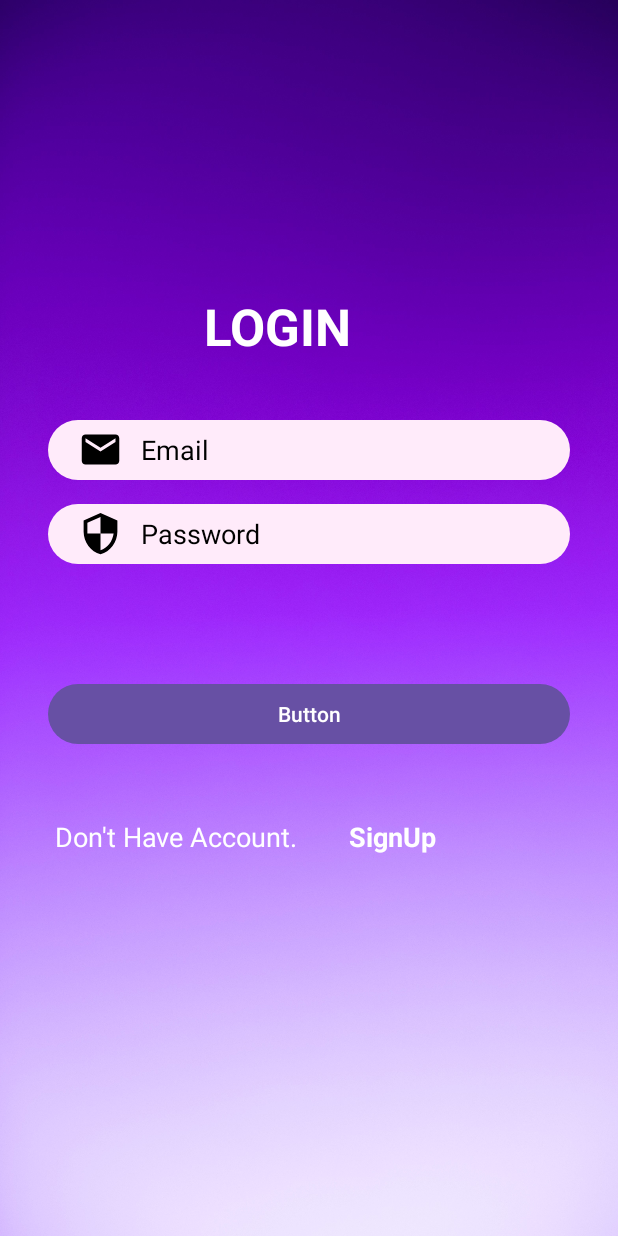
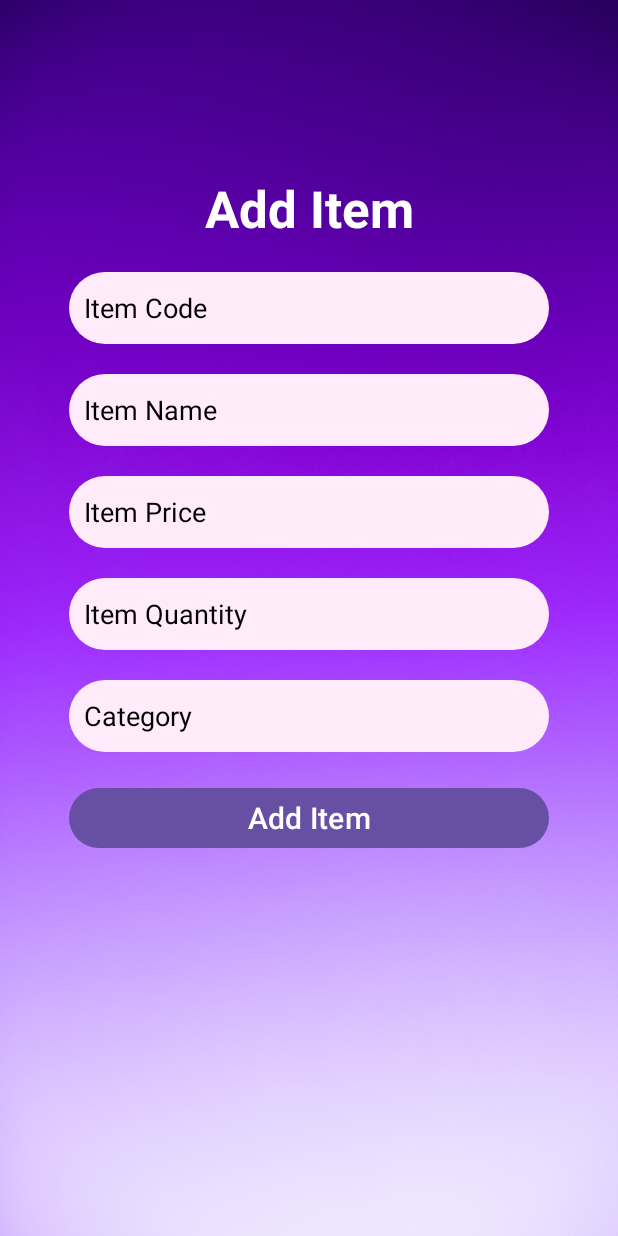
Before and after one commit to druman12/BusinessBuddy, an Android app: the screen it shows after launch (LogIn before the commit, AddItem after it), on a phone screen of 412 x 824 dp. Run offline under Robolectric (Android 15) with nearby library versions, the phone set to English and light mode, and no system bars.

Commit message:
add item design and java file done

```diff
--- a/app/src/main/AndroidManifest.xml
+++ b/app/src/main/AndroidManifest.xml
@@ -13,19 +13,25 @@
         android:theme="@style/Theme.BusinessBuddy"
         tools:targetApi="31">
         <activity
+            android:name=".AddItem"
+            android:exported="true" >
+            <intent-filter>
+                <action android:name="android.intent.action.MAIN" />
+
+                <category android:name="android.intent.category.LAUNCHER" />
+            </intent-filter>
+        </activity>
+        <activity
             android:name=".LogIn"
-            android:exported="true" >
-        <intent-filter>
-            <action android:name="android.intent.action.MAIN" />
-            <category android:name="android.intent.category.LAUNCHER" />
-        </intent-filter>
+            android:exported="true">
+
         </activity>
         <activity
             android:name=".SignUp"
             android:exported="true" />
         <activity
             android:name=".MainActivity"
-            android:exported="true"></activity>
+            android:exported="true" />
     </application>
 
 </manifest>
--- /dev/null
+++ b/app/src/main/java/com/example/businessbuddy/AddItem.java
@@ -0,0 +1,79 @@
+package com.example.businessbuddy;
+
+
+import android.os.Bundle;
+import android.view.View;
+import android.widget.Button;
+import android.widget.EditText;
+import android.widget.Toast;
+
+import androidx.appcompat.app.AppCompatActivity;
+
+public class AddItem extends AppCompatActivity {
+
+    private EditText editTextItemCode;
+    private EditText editTextItemName;
+    private EditText editTextItemPrice;
+    private EditText editTextCategory;
+    private Button buttonAddItem;
+    private EditText editTextItemQuantity;
+
+    private ItemDAO itemDAO;
+
+    @Override
+    protected void onCreate(Bundle savedInstanceState) {
+        super.onCreate(savedInstanceState);
+        setContentView(R.layout.activity_add_item);
+
+        itemDAO = new ItemDAO(this);
+
+        editTextItemCode = findViewById(R.id.editTextItemCode);
+        editTextItemName = findViewById(R.id.editTextItemName);
+        editTextItemPrice = findViewById(R.id.editTextItemPrice);
+        editTextCategory = findViewById(R.id.editTextCategory);
+        buttonAddItem = findViewById(R.id.buttonAddItem);
+        editTextItemQuantity=findViewById(R.id.editTextItemQuantity);
+
+        buttonAddItem.setOnClickListener(new View.OnClickListener() {
+            @Override
+            public void onClick(View v) {
+                addItem();
+            }
+        });
+    }
+
+    private void addItem() {
+        String itemCode = editTextItemCode.getText().toString().trim();
+        String itemName = editTextItemName.getText().toString().trim();
+        String itemPrice = editTextItemPrice.getText().toString().trim();
+        String category = editTextCategory.getText().toString().trim();
+        String itemquantity=editTextItemQuantity.getText().toString().trim();
+
+        if (itemCode.isEmpty() || itemName.isEmpty() || itemPrice.isEmpty() || category.isEmpty() || itemquantity.isEmpty()) {
+            Toast.makeText(this, "Please fill all fields", Toast.LENGTH_SHORT).show();
+            return;
+        }
+
+        // Convert item price to double
+        double price;
+        int quantity;
+        try {
+            price = Double.parseDouble(itemPrice);
+            quantity=Integer.parseInt(itemquantity);
+        } catch (NumberFormatException e) {
+            Toast.makeText(this, "Invalid price", Toast.LENGTH_SHORT).show();
+            return;
+        }
+
+        // Save the item in SQLite database
+        itemDAO.addItem(itemCode, itemName, category, price,quantity);
+
+        Toast.makeText(this, "Item added: " + itemCode + ", " + itemName + ", " + category + ", ₹" + price + ", Quantity: " + quantity , Toast.LENGTH_LONG).show();
+
+        // Clear fields
+        editTextItemCode.setText("");
+        editTextItemName.setText("");
+        editTextItemPrice.setText("");
+        editTextCategory.setText("");
+    }
+}
--- /dev/null
+++ b/app/src/main/java/com/example/businessbuddy/DatabaseHelper.java
@@ -0,0 +1,44 @@
+package com.example.businessbuddy;
+
+import android.content.Context;
+import android.database.sqlite.SQLiteDatabase;
+import android.database.sqlite.SQLiteOpenHelper;
+
+public class DatabaseHelper extends SQLiteOpenHelper {
+
+    private static final String DATABASE_NAME = "BusinessBuddy.db";
+    private static final int DATABASE_VERSION = 2;
+    public static final String TABLE_ITEMS = "Items";
+    public static final String COLUMN_ID = "_id";
+    public static final String COLUMN_ITEM_CODE = "item_code";
+    public static final String COLUMN_ITEM_NAME = "item_name";
+    public static final String COLUMN_CATEGORY = "category";
+    public static final String COLUMN_PRICE = "price";
+    public static final String COLUMN_QUANTITY="quantity";
+
+    private static final String TABLE_CREATE =
+            "CREATE TABLE " + TABLE_ITEMS + " (" +
+                    COLUMN_ID + " INTEGER PRIMARY KEY AUTOINCREMENT, " +
+                    COLUMN_ITEM_CODE + " TEXT, " +
+                    COLUMN_ITEM_NAME + " TEXT, " +
+                    COLUMN_CATEGORY + " TEXT, " +
+                    COLUMN_PRICE + " REAL, " +
+                    COLUMN_QUANTITY + " INTEGER" +
+                    ");";
+
+    public DatabaseHelper(Context context) {
+        super(context, DATABASE_NAME, null, DATABASE_VERSION);
+    }
+
+    @Override
+    public void onCreate(SQLiteDatabase db) {
+        db.execSQL(TABLE_CREATE);
+    }
+
+    @Override
+    public void onUpgrade(SQLiteDatabase db, int oldVersion, int newVersion) {
+        if (oldVersion < 2) {
+            db.execSQL("ALTER TABLE " + TABLE_ITEMS + " ADD COLUMN " + COLUMN_QUANTITY + " INTEGER DEFAULT 0");
+        }
+    }
+}
--- /dev/null
+++ b/app/src/main/java/com/example/businessbuddy/ItemDAO.java
@@ -0,0 +1,29 @@
+package com.example.businessbuddy;
+
+import android.content.ContentValues;
+import android.content.Context;
+import android.database.sqlite.SQLiteDatabase;
+
+public class ItemDAO {
+
+    private SQLiteDatabase database;
+    private DatabaseHelper dbHelper;
+
+    public ItemDAO(Context context) {
+        dbHelper = new DatabaseHelper(context);
+        database = dbHelper.getWritableDatabase();
+    }
+
+    public void addItem(String itemCode, String itemName, String category, double price, int quantity) {
+        ContentValues values = new ContentValues();
+        values.put(DatabaseHelper.COLUMN_ITEM_CODE, itemCode);
+        values.put(DatabaseHelper.COLUMN_ITEM_NAME, itemName);
+        values.put(DatabaseHelper.COLUMN_CATEGORY, category);
+        values.put(DatabaseHelper.COLUMN_PRICE, price);
+        values.put(DatabaseHelper.COLUMN_QUANTITY, quantity);
+
+        database.insert(DatabaseHelper.TABLE_ITEMS, null, values);
+    }
+
+    // Add other CRUD operations if needed (update, delete, fetch)
+}
--- /dev/null
+++ b/app/src/main/res/layout/activity_add_item.xml
@@ -0,0 +1,115 @@
+<?xml version="1.0" encoding="utf-8"?>
+<LinearLayout xmlns:android="http://schemas.android.com/apk/res/android"
+    xmlns:tools="http://schemas.android.com/tools"
+    android:layout_width="match_parent"
+    android:layout_height="match_parent"
+    android:orientation="vertical"
+    android:padding="16dp"
+    android:background="@drawable/background">
+
+    <TextView
+        android:id="@+id/textView2"
+        android:layout_width="match_parent"
+        android:layout_height="wrap_content"
+        android:layout_marginStart="30sp"
+        android:layout_marginTop="100sp"
+        android:layout_marginEnd="30sp"
+        android:text="Add Item"
+        android:textAlignment="center"
+        android:textColor="@color/white"
+        android:textColorHint="@color/black"
+        android:textSize="34sp"
+        android:textStyle="bold" />
+
+    <EditText
+        android:id="@+id/editTextItemCode"
+        android:layout_width="match_parent"
+        android:layout_height="wrap_content"
+        android:layout_marginStart="30sp"
+        android:layout_marginTop="20sp"
+        android:layout_marginEnd="30sp"
+        android:autofillHints=""
+        android:background="@drawable/ip_shap"
+        android:hint="@string/item_code"
+        android:inputType="text"
+        android:minHeight="48dp"
+        android:paddingStart="10sp"
+        android:textColorHint="@color/black" />
+
+    <EditText
+        android:id="@+id/editTextItemName"
+        android:layout_width="match_parent"
+        android:layout_height="wrap_content"
+        android:layout_marginStart="30sp"
+        android:layout_marginTop="20sp"
+        android:layout_marginEnd="30sp"
+        android:autofillHints=""
+        android:background="@drawable/ip_shap"
+        android:hint="@string/item_name"
+        android:inputType="text"
+        android:minHeight="48dp"
+        android:paddingStart="10sp"
+        android:textColorHint="@color/black" />
+
+    <EditText
+        android:id="@+id/editTextItemPrice"
+        android:layout_width="match_parent"
+        android:layout_height="wrap_content"
+        android:layout_marginStart="30sp"
+        android:layout_marginTop="20sp"
+        android:layout_marginEnd="30sp"
+        android:autofillHints=""
+        android:background="@drawable/ip_shap"
+        android:hint="@string/item_price"
+        android:inputType="numberDecimal"
+        android:minHeight="48dp"
+        android:paddingStart="10sp"
+        android:textColorHint="@color/black" />
+
+
+    <EditText
+        android:id="@+id/editTextItemQuantity"
+        android:layout_width="match_parent"
+        android:layout_height="wrap_content"
+        android:layout_marginStart="30sp"
+        android:layout_marginTop="20sp"
+        android:layout_marginEnd="30sp"
+        android:autofillHints=""
+        android:background="@drawable/ip_shap"
+        android:ems="10"
+        android:hint="Item Quantity"
+        android:inputType="number"
+        android:minHeight="48dp"
+        android:paddingStart="10sp"
+        android:textColorHint="@color/black" />
+
+
+    <EditText
+        android:id="@+id/editTextCategory"
+        android:layout_width="match_parent"
+        android:layout_height="wrap_content"
+        android:layout_marginStart="30sp"
+        android:layout_marginTop="20sp"
+        android:layout_marginEnd="30sp"
+        android:autofillHints="for ex grocary , electonic , beautyproduct etc"
+        android:background="@drawable/ip_shap"
+        android:hint="Category"
+        android:inputType="text"
+        android:minHeight="48dp"
+        android:paddingStart="10sp"
+        android:textColorHint="@color/black" />
+
+
+
+    <Button
+        android:id="@+id/buttonAddItem"
+        android:layout_width="match_parent"
+        android:layout_height="wrap_content"
+        android:layout_marginStart="30sp"
+        android:layout_marginTop="20sp"
+        android:layout_marginEnd="30sp"
+        android:text="@string/add_item"
+        android:textSize="20sp"
+        tools:ignore="DuplicateSpeakableTextCheck" />
+
+</LinearLayout>
--- a/app/src/main/res/values/colors.xml
+++ b/app/src/main/res/values/colors.xml
@@ -4,4 +4,5 @@
     <color name="white">#FFFFFFFF</color>
     <color name="Red">#C11515</color>
     <color name="primedark">#3262C4</color>
+    <color name="my_custom_color">#BDA1E0</color>
 </resources>
--- a/app/src/main/res/values/strings.xml
+++ b/app/src/main/res/values/strings.xml
@@ -16,4 +16,8 @@
     <string name="don_t_have_account">Don\'t Have Account.</string>
     <string name="button">Button</string>
     <string name="signup">SignUp</string>
+    <string name="add_item">Add Item</string>
+    <string name="item_code">Item Code</string>
+    <string name="item_name">Item Name</string>
+    <string name="item_price">Item Price</string>
 </resources>
```
